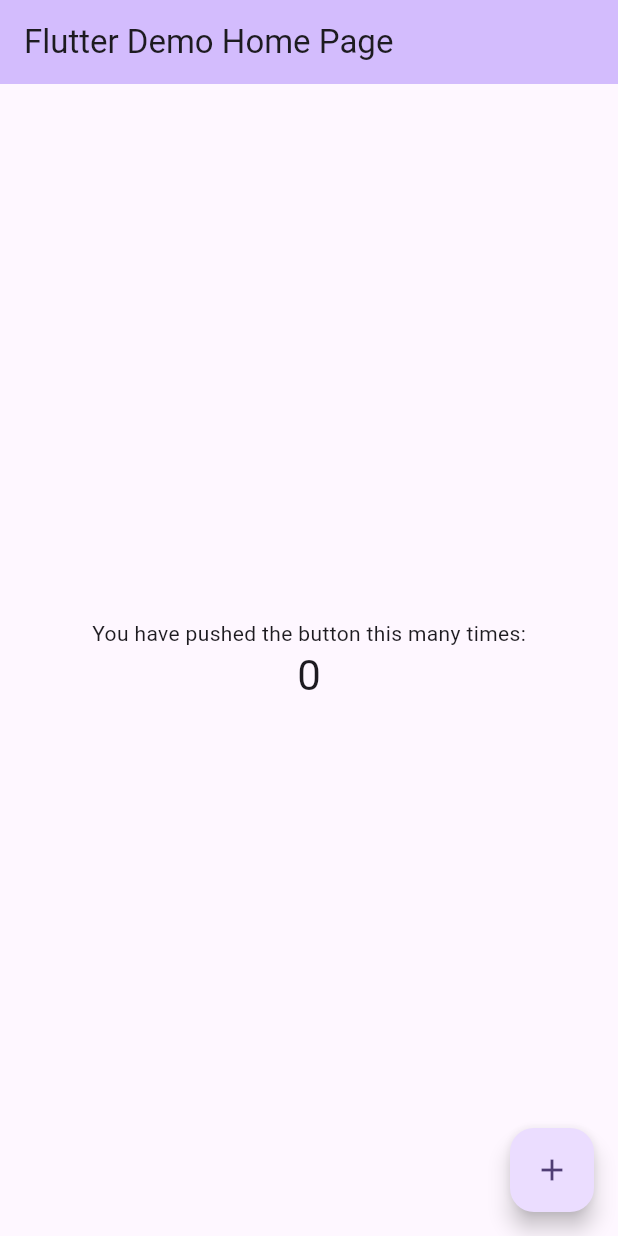
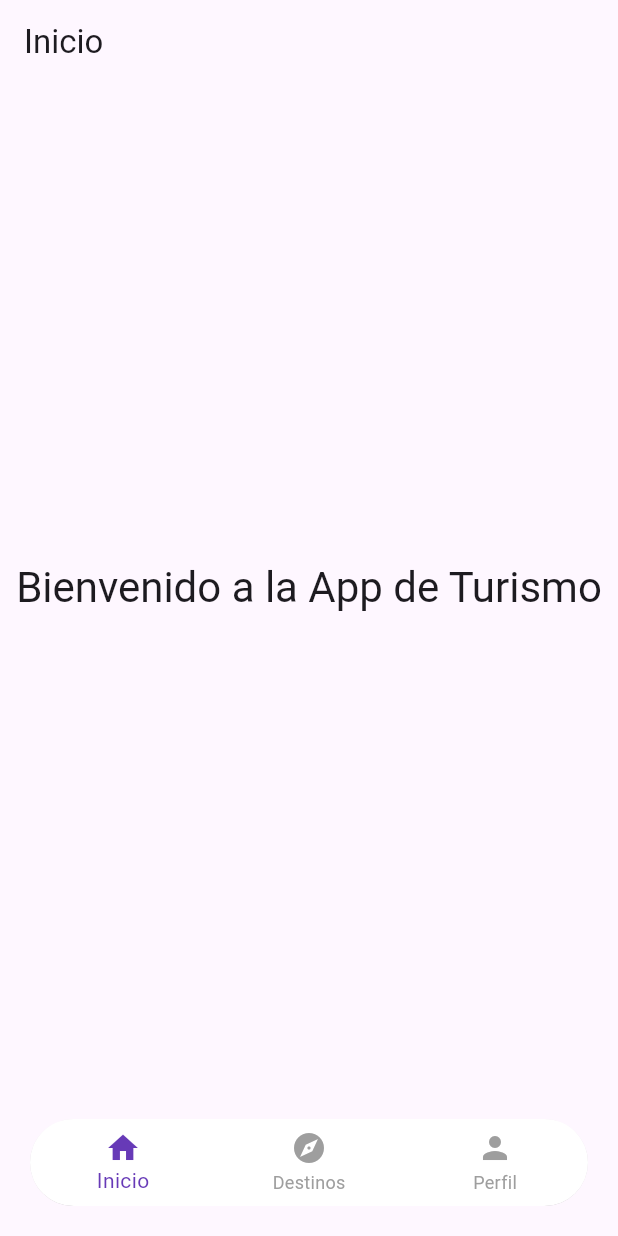
Before and after one commit to KidDrezz/TurismoApp, a Flutter app: the screen it shows after launch, on a phone screen of 412 x 824 dp. Run offline on Flutter 3.47's test engine with Material 3 defaults, Android fonts, the phone set to English and light mode, and no system bars.

Commit message:
Update main.dart

```diff
--- a/lib/main.dart
+++ b/lib/main.dart
@@ -7,119 +7,158 @@ void main() {
 class MyApp extends StatelessWidget {
   const MyApp({super.key});
 
-  // This widget is the root of your application.
   @override
   Widget build(BuildContext context) {
     return MaterialApp(
-      title: 'Flutter Demo',
+      title: 'Flutter Tourism App',
       theme: ThemeData(
-        // This is the theme of your application.
-        //
-        // TRY THIS: Try running your application with "flutter run". You'll see
-        // the application has a purple toolbar. Then, without quitting the app,
-        // try changing the seedColor in the colorScheme below to Colors.green
-        // and then invoke "hot reload" (save your changes or press the "hot
-        // reload" button in a Flutter-supported IDE, or press "r" if you used
-        // the command line to start the app).
-        //
-        // Notice that the counter didn't reset back to zero; the application
-        // state is not lost during the reload. To reset the state, use hot
-        // restart instead.
-        //
-        // This works for code too, not just values: Most code changes can be
-        // tested with just a hot reload.
         colorScheme: ColorScheme.fromSeed(seedColor: Colors.deepPurple),
         useMaterial3: true,
       ),
-      home: const MyHomePage(title: 'Flutter Demo Home Page'),
+      home: const MyHomePage(),
     );
   }
 }
 
 class MyHomePage extends StatefulWidget {
-  const MyHomePage({super.key, required this.title});
-
-  // This widget is the home page of your application. It is stateful, meaning
-  // that it has a State object (defined below) that contains fields that affect
-  // how it looks.
-
-  // This class is the configuration for the state. It holds the values (in this
-  // case the title) provided by the parent (in this case the App widget) and
-  // used by the build method of the State. Fields in a Widget subclass are
-  // always marked "final".
-
-  final String title;
+  const MyHomePage({super.key});
 
   @override
   State<MyHomePage> createState() => _MyHomePageState();
 }
 
 class _MyHomePageState extends State<MyHomePage> {
-  int _counter = 0;
+  int _selectedIndex = 0;
 
-  void _incrementCounter() {
+  static const List<Widget> _pages = [
+    HomePage(),
+    DestinationsPage(),
+    ProfilePage(),
+  ];
+
+  void _onItemTapped(int index) {
     setState(() {
-      // This call to setState tells the Flutter framework that something has
-      // changed in this State, which causes it to rerun the build method below
-      // so that the display can reflect the updated values. If we changed
-      // _counter without calling setState(), then the build method would not be
-      // called again, and so nothing would appear to happen.
-      _counter++;
+      _selectedIndex = index;
     });
   }
 
   @override
   Widget build(BuildContext context) {
-    // This method is rerun every time setState is called, for instance as done
-    // by the _incrementCounter method above.
-    //
-    // The Flutter framework has been optimized to make rerunning build methods
-    // fast, so that you can just rebuild anything that needs updating rather
-    // than having to individually change instances of widgets.
     return Scaffold(
-      appBar: AppBar(
-        // TRY THIS: Try changing the color here to a specific color (to
-        // Colors.amber, perhaps?) and trigger a hot reload to see the AppBar
-        // change color while the other colors stay the same.
-        backgroundColor: Theme.of(context).colorScheme.inversePrimary,
-        // Here we take the value from the MyHomePage object that was created by
-        // the App.build method, and use it to set our appbar title.
-        title: Text(widget.title),
+      body: _pages[_selectedIndex],
+      bottomNavigationBar: CustomBottomNavigationBar(
+        selectedIndex: _selectedIndex,
+        onItemTapped: _onItemTapped,
       ),
+    );
+  }
+}
+
+class CustomBottomNavigationBar extends StatelessWidget {
+  final int selectedIndex;
+  final Function(int) onItemTapped;
+
+  const CustomBottomNavigationBar({
+    super.key,
+    required this.selectedIndex,
+    required this.onItemTapped,
+  });
+
+  @override
+  Widget build(BuildContext context) {
+    return Container(
+      color: Colors.transparent,
+      child: Padding(
+        padding: const EdgeInsets.symmetric(horizontal: 20, vertical: 20),
+        child: ClipRRect(
+          borderRadius: BorderRadius.circular(30),
+          child: BottomNavigationBar(
+            items: const <BottomNavigationBarItem>[
+              BottomNavigationBarItem(icon: Icon(Icons.home), label: 'Inicio'),
+              BottomNavigationBarItem(icon: Icon(Icons.explore), label: 'Destinos'),
+              BottomNavigationBarItem(icon: Icon(Icons.person), label: 'Perfil'),
+            ],
+            currentIndex: selectedIndex,
+            selectedItemColor: Colors.deepPurple,
+            unselectedItemColor: Colors.grey,
+            onTap: onItemTapped,
+            backgroundColor: Colors.white,
+          ),
+        ),
+      ),
+    );
+  }
+}
+
+class HomePage extends StatelessWidget {
+  const HomePage({super.key});
+
+  @override
+  Widget build(BuildContext context) {
+    return Scaffold(
+      appBar: AppBar(title: const Text('Inicio')),
       body: Center(
-        // Center is a layout widget. It takes a single child and positions it
-        // in the middle of the parent.
+        child: Text(
+          'Bienvenido a la App de Turismo',
+          style: Theme.of(context).textTheme.headlineMedium,
+        ),
+      ),
+    );
+  }
+}
+
+class DestinationsPage extends StatelessWidget {
+  const DestinationsPage({super.key});
+
+  @override
+  Widget build(BuildContext context) {
+    return Scaffold(
+      appBar: AppBar(title: const Text('Destinos')),
+      body: ListView.builder(
+        itemCount: 10,
+        itemBuilder: (context, index) {
+          return ListTile(
+            leading: Icon(Icons.place),
+            title: Text('Destino ${index + 1}'),
+            subtitle: Text('Descripción breve del destino ${index + 1}'),
+            onTap: () {
+              // Implementar navegación a la página de detalles del destino
+            },
+          );
+        },
+      ),
+    );
+  }
+}
+
+class ProfilePage extends StatelessWidget {
+  const ProfilePage({super.key});
+
+  @override
+  Widget build(BuildContext context) {
+    return Scaffold(
+      appBar: AppBar(title: const Text('Perfil')),
+      body: Center(
         child: Column(
-          // Column is also a layout widget. It takes a list of children and
-          // arranges them vertically. By default, it sizes itself to fit its
-          // children horizontally, and tries to be as tall as its parent.
-          //
-          // Column has various properties to control how it sizes itself and
-          // how it positions its children. Here we use mainAxisAlignment to
-          // center the children vertically; the main axis here is the vertical
-          // axis because Columns are vertical (the cross axis would be
-          // horizontal).
-          //
-          // TRY THIS: Invoke "debug painting" (choose the "Toggle Debug Paint"
-          // action in the IDE, or press "p" in the console), to see the
-          // wireframe for each widget.
           mainAxisAlignment: MainAxisAlignment.center,
-          children: <Widget>[
-            const Text(
-              'You have pushed the button this many times:',
+          children: [
+            CircleAvatar(
+              radius: 50,
+              child: Icon(Icons.person, size: 50),
             ),
+            SizedBox(height: 20),
             Text(
-              '$_counter',
-              style: Theme.of(context).textTheme.headlineMedium,
+              'Nombre de Usuario',
+              style: Theme.of(context).textTheme.headlineSmall,
+            ),
+            SizedBox(height: 10),
+            Text(
+              'usuario@example.com',
+              style: Theme.of(context).textTheme.bodyLarge,
             ),
           ],
         ),
       ),
-      floatingActionButton: FloatingActionButton(
-        onPressed: _incrementCounter,
-        tooltip: 'Increment',
-        child: const Icon(Icons.add),
-      ), // This trailing comma makes auto-formatting nicer for build methods.
     );
   }
 }
```
